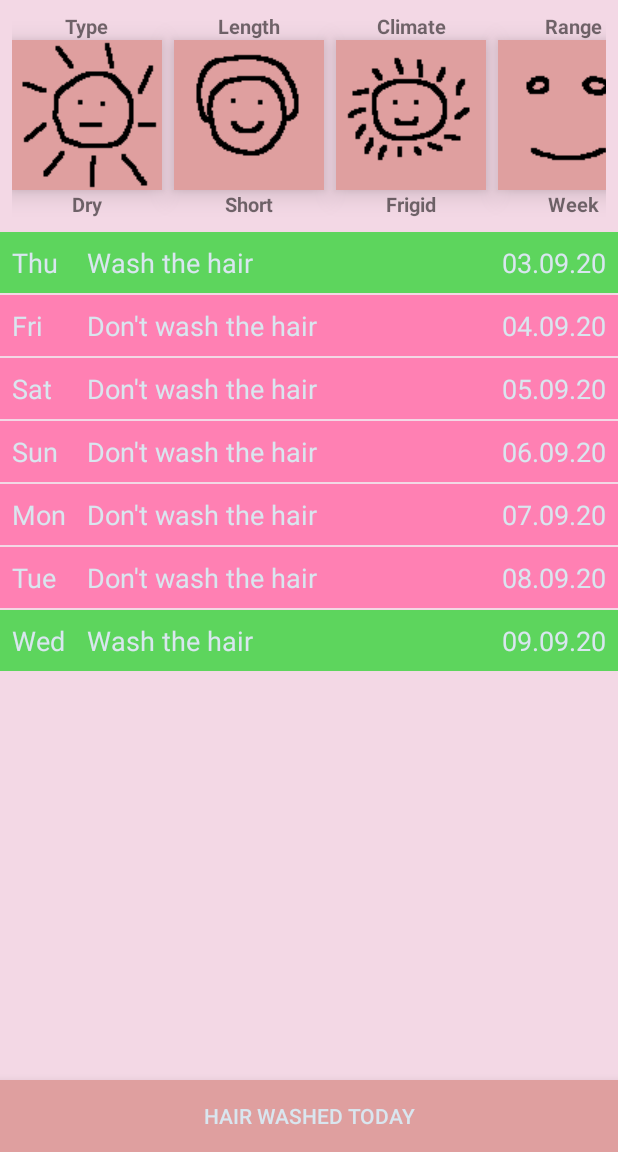
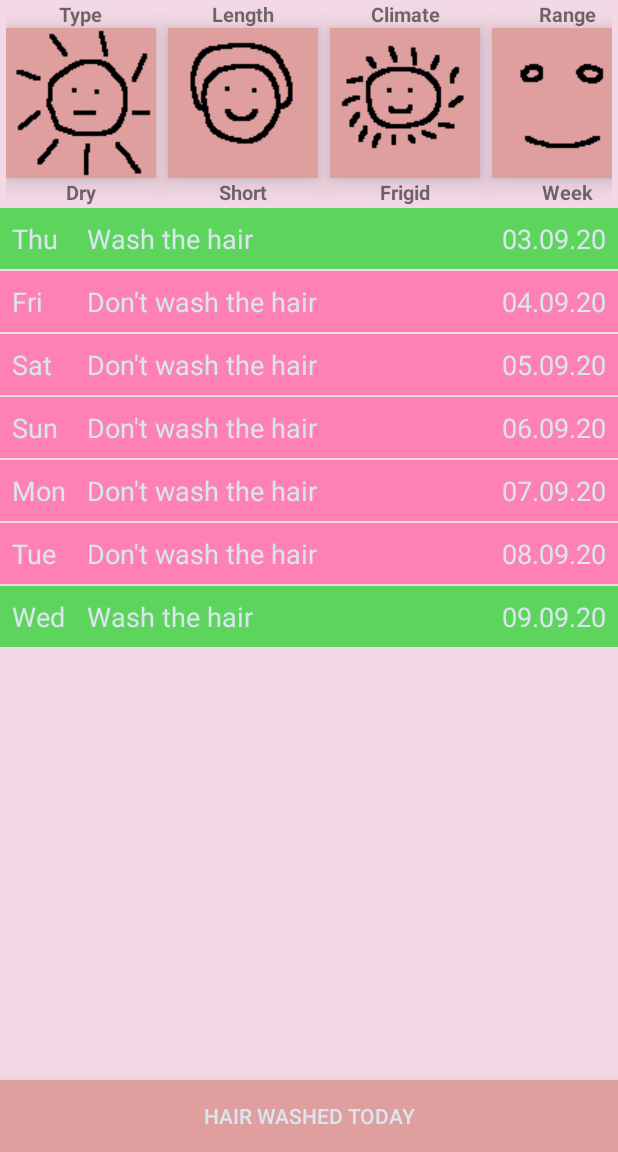
Before and after one commit to viacheslav-chugunov/hair-washing, an Android app: the screen it shows after launch (HomeActivity), on a phone screen of 412 x 824 dp, the part 84-1236 px from its top. Run offline under Robolectric (Android 15) with nearby library versions, the phone set to English and light mode, and no system bars.

Commit message:
Update activity_home.xml

```diff
--- a/app/src/main/res/layout/activity_home.xml
+++ b/app/src/main/res/layout/activity_home.xml
@@ -28,7 +28,8 @@
                 android:name="io.hairwashing.structure.fragment.SetupFragment"
                 android:layout_width="match_parent"
                 android:layout_height="wrap_content"
-                android:layout_margin="8dp" />
+                android:layout_marginStart="4dp"
+                android:layout_marginEnd="4dp" />
 
             <fragment
                 android:id="@+id/weekly_list_fragment"
```
